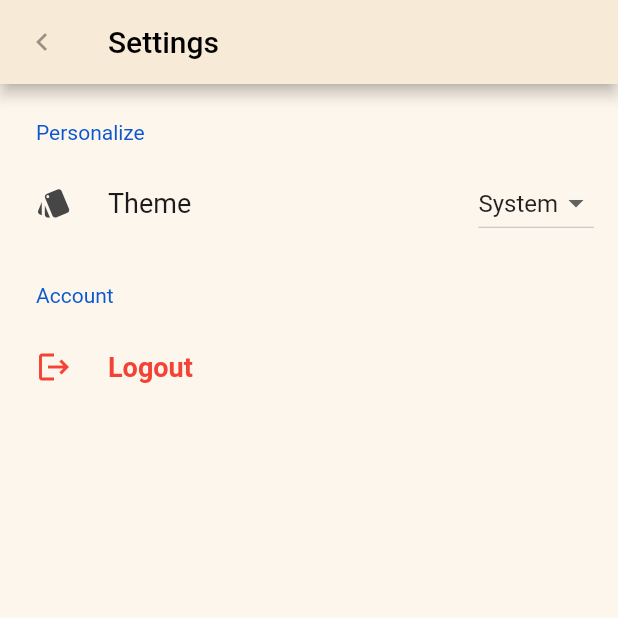
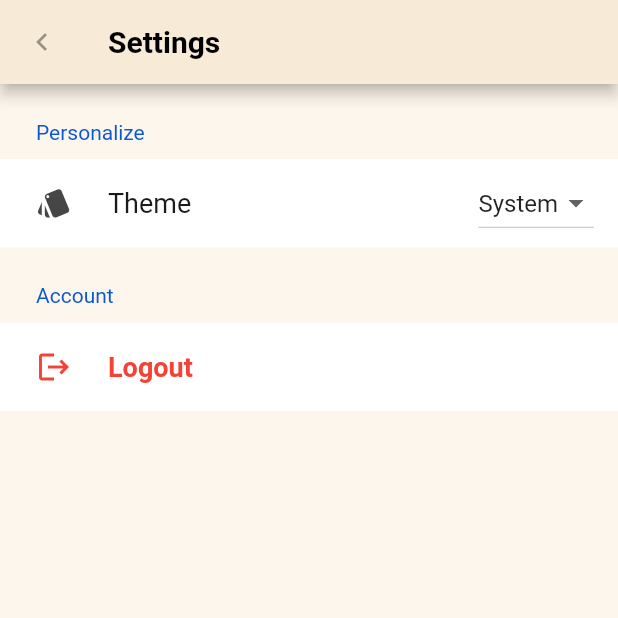
Before and after one commit to Tyler-Kamholz/get_groovy, a Flutter app: the SettingsPage screen opened directly, on a phone screen of 412 x 824 dp, the top half of it. Run offline on Flutter 3.47's test engine with Material 2 defaults, Android fonts, the phone set to English and light mode, and no system bars; drawn by our look-alikes of settings_ui; our stand-ins replace cloud_firestore, firebase_auth, firebase_core, google_nav_bar, qr_flutter; missing offline and left inert: scroll_app_bar, spotify_sdk, system_theme; accounts and stored records are empty; network calls fail.

Commit message:
a little more light theme updates

```diff
--- a/lib/pages/register_page.dart
+++ b/lib/pages/register_page.dart
@@ -94,11 +94,14 @@ class _RegisterPageState extends State<RegisterPage> {
   void _registerButton() async {
     bool success =
         await register(emailController.text, passwordController.text);
+
     if (success) {
       // Need to break this out somewhere
       // ignore: use_build_context_synchronously
       Navigator.of(context).push(MaterialPageRoute(
           fullscreenDialog: false, builder: (context) => const LoginPage()));
+    } else {
+      print('error');
     }
   }
 }
--- a/lib/pages/settings_page.dart
+++ b/lib/pages/settings_page.dart
@@ -27,7 +27,10 @@ class _SettingsPageState extends State<SettingsPage> {
               Provider.of<ThemeProvider>(context).getCurrentTheme().navBarColor,
           foregroundColor:
               Provider.of<ThemeProvider>(context).getCurrentTheme().black,
-          title: const Text("Settings"),
+          title: const Text(
+            "Settings",
+            style: TextStyle(fontWeight: FontWeight.bold),
+          ),
           leading: IconButton(
             onPressed: () {
               backToPage(context);
--- a/lib/themes/my_themes.dart
+++ b/lib/themes/my_themes.dart
@@ -54,8 +54,9 @@ class MyThemes {
     black: Colors.black,
     backgroundColor: lightThemeColors[0],
     cardColor: Colors.white,
-    settingsTheme:
-        SettingsThemeData(settingsListBackground: lightThemeColors[0]),
+    settingsTheme: SettingsThemeData(
+        settingsListBackground: lightThemeColors[0],
+        settingsSectionBackground: Colors.white),
     loginColor: lightThemeColors[5],
     signupColor: lightThemeColors[4],
   );
```
Also changed, not shown: lib/pages/login_page.dart (+0 -8 lines), lib/pages/search_page.dart (+9 -0 lines).
